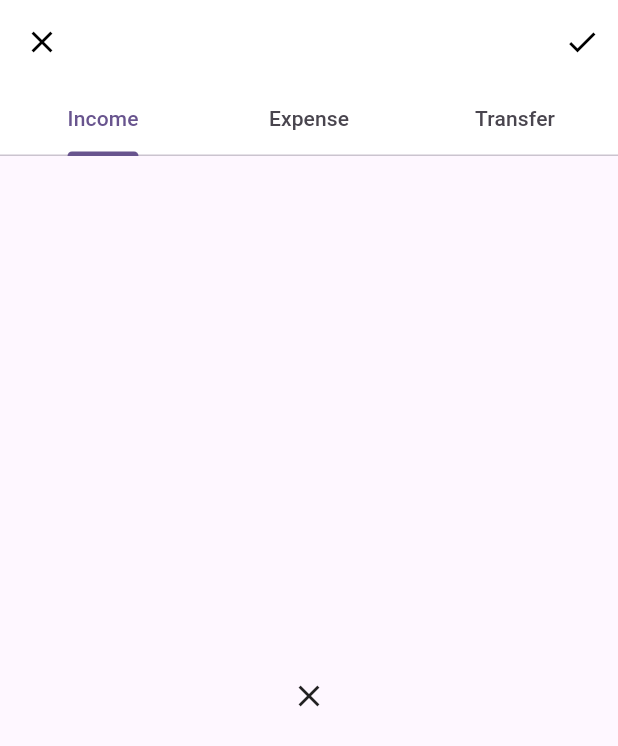
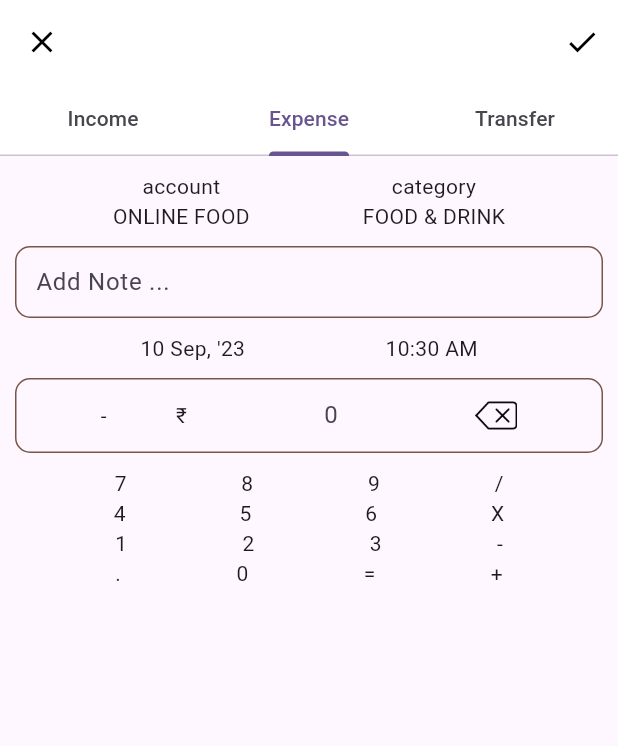
Before and after one commit to rahulkhatri19/budget_track, a Flutter app: the CreateRecord screen opened directly, on a phone screen of 412 x 824 dp. Shown: the top 746 px of the screen. Run offline on Flutter 3.47's test engine with Material 2 defaults, Android fonts, the phone set to English and light mode, and no system bars; our stand-ins replace get.

Commit message:
WIP- Record UI initial design

```diff
--- a/lib/CreateRecord.dart
+++ b/lib/CreateRecord.dart
@@ -1,13 +1,29 @@
+import 'package:budget_track/utils/Constant.dart';
 import 'package:flutter/material.dart';
+import 'package:get/get_rx/src/rx_types/rx_types.dart';
+import 'package:intl/intl.dart';
 
-class CreateRecord extends StatelessWidget{
+import 'createRecordUI.dart';
+
+class CreateRecord extends StatefulWidget{
   const CreateRecord({super.key});
 
   @override
+  State<CreateRecord> createState() => _CreateRecordState();
+}
+
+class _CreateRecordState extends State<CreateRecord> {
+
+  final addNoteTxt = TextEditingController();
+  final addAmountTxt = TextEditingController();
+  RxString timePicked = "".obs;
+  RxString datePicked = DateFormat(Constant.recordDateFormat).format(DateTime.now()).toString().obs;
+
+  @override
   Widget build(BuildContext context) {
-    // TODO: implement build
     return DefaultTabController(
       length: 3,
+      initialIndex: 1,
       child: Scaffold(
         appBar: AppBar(
           backgroundColor: Colors.white,
@@ -37,12 +53,40 @@ class CreateRecord extends StatelessWidget{
         ),
         body: TabBarView(
           children: [
-            Icon(Icons.close),
-            Icon(Icons.check),
-            Icon(Icons.check_box),
+            incomeTab(),
+            expenseTab(),
+            transferTab(),
           ],
         ),
       ),
     );
   }
+
+  Widget incomeTab(){
+    return Column(
+      children: [
+        Icon(Icons.check),
+        Icon(Icons.close)
+      ],
+    );
+  }
+  Widget expenseTab(){
+    return Column(
+      children: [
+        accountCategory(),
+        addNote(addNoteTxt),
+        dateTime(context, datePicked, timePicked),
+        amountUI(addAmountTxt),
+        numberCalculation()
+      ],
+    );
+  }
+  Widget transferTab(){
+    return Column(
+      children: [
+        Icon(Icons.chair),
+        Icon(Icons.close)
+      ],
+    );
+  }
 }
--- /dev/null
+++ b/lib/createRecordUI.dart
@@ -0,0 +1,128 @@
+import 'package:budget_track/utils/utils.dart';
+import 'package:flutter/material.dart';
+import 'package:get/get.dart';
+
+Widget accountCategory() {
+  return Row(
+    mainAxisAlignment: MainAxisAlignment.spaceEvenly,
+    children: [
+      accountCategoryUI("account", "Online Food".toUpperCase()),
+      accountCategoryUI("category", "Food & Drink".toUpperCase())
+    ],
+  );
+}
+
+Widget addNote(TextEditingController addNoteTxt) {
+  return Container(
+    padding: const EdgeInsets.all(10),
+    child: TextField(
+      maxLines: 1,
+      textCapitalization: TextCapitalization.sentences,
+      controller: addNoteTxt,
+      decoration: InputDecoration(
+        contentPadding: const EdgeInsets.symmetric(horizontal: 10),
+        labelText: "Add Note ...",
+        focusedBorder: OutlineInputBorder(
+          borderRadius: BorderRadius.circular(10),
+          borderSide: const BorderSide(color: Colors.brown, width: 1),
+        ),
+        enabledBorder: OutlineInputBorder(
+          borderRadius: BorderRadius.circular(10),
+          borderSide: const BorderSide(color: Colors.brown, width: 1),
+        ),
+        //
+      ),
+    ),
+  );
+}
+
+Widget dateTime(BuildContext context, RxString stDate, RxString stTime) {
+  stTime = TimeOfDay.now().format(context).obs;
+  return Row(
+    mainAxisAlignment: MainAxisAlignment.spaceEvenly,
+    children: [
+      GestureDetector(
+        onTap: () {
+          Utils.datePicker(context).then((value) {
+            stDate.value = value;
+          });
+        },
+        child: Obx(() => Text(stDate.value)),
+      ),
+      GestureDetector(
+        onTap: () {
+          Utils.timePicker(context).then((value) {
+            stTime.value = value;
+          });
+        },
+        child: Obx(() => Text(stTime.value)),
+      ),
+    ],
+  );
+}
+
+Widget amountUI(TextEditingController addAmountTxt) {
+  return Container(
+    margin: const EdgeInsets.all(10),
+    padding: const EdgeInsets.all(10),
+    decoration: BoxDecoration(
+        border: Border.all(color: Colors.brown, width: 1),
+        borderRadius: BorderRadius.circular(10)),
+    child: Row(
+      mainAxisAlignment: MainAxisAlignment.spaceEvenly,
+      children: [
+        const Text("-"),
+        const Text("₹"),
+        SizedBox(
+          width: 100,
+          child: TextField(
+            textAlign: TextAlign.center,
+            autocorrect: false,
+            maxLines: 1,
+            controller: addAmountTxt,
+            decoration: InputDecoration.collapsed(
+              hintText: "0",
+            ),
+          ),
+        ),
+        Image.asset(
+          "assets/images/delete.png",
+          width: 28,
+        )
+      ],
+    ),
+  );
+}
+
+Widget numberCalculation(){
+  return Column(
+      children: [
+        numberCalculationUI("7", "8", "9", "/"),
+        numberCalculationUI("4", "5", "6", "X"),
+        numberCalculationUI("1", "2", "3", "-"),
+        numberCalculationUI(".", "0", "=", "+"),
+      ],
+  );
+}
+
+Widget accountCategoryUI(String topText, String bottomText) {
+  return Padding(
+    padding: EdgeInsets.only(top: 10),
+    child: Column(
+      mainAxisAlignment: MainAxisAlignment.center,
+      children: [Text(topText), Text(bottomText)],
+    ),
+  );
+}
+
+Widget numberCalculationUI(String text1, String text2, String text3, String text4){
+  return Row(
+    mainAxisAlignment: MainAxisAlignment.spaceEvenly,
+    children: [
+      Text(text1),
+      Text(text2),
+      Text(text3),
+      Text(text4),
+    ],
+  );
+}
--- a/lib/main.dart
+++ b/lib/main.dart
@@ -33,7 +33,7 @@ class MyApp extends StatelessWidget {
         colorScheme: ColorScheme.fromSeed(seedColor: Colors.deepPurple),
         useMaterial3: true,
       ),
-      home: const MyHomePage(title: 'Flutter Demo Home Page'),
+      home: const CreateRecord(),
     );
   }
 }
--- /dev/null
+++ b/lib/utils/constant.dart
@@ -0,0 +1,3 @@
+class Constant {
+  static const recordDateFormat = "d MMM, ''yy";
+}
```
Also changed, not shown: lib/utils/utils.dart (added, +37 -0 lines), pubspec.yaml (+4 -3 lines), assets/images/delete.png (added), screenshoot/record_screen.png (added), 2 other files.
